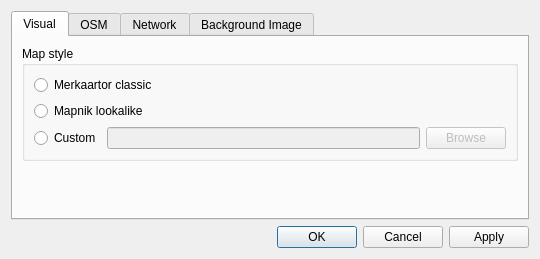
This is Preferences/PreferencesDialog.ui in openstreetmap/merkaartor as Qt 5 draws it before an edit. The edited form follows.
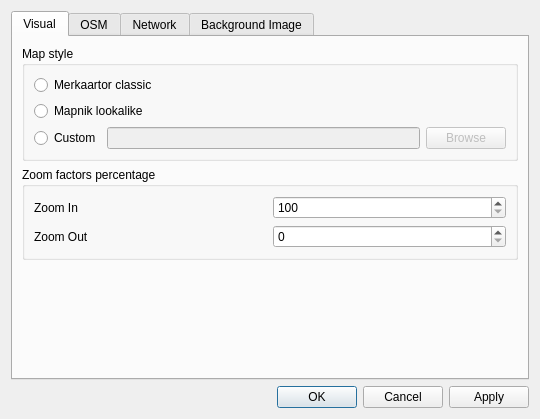
This is the edited form. The open tabs and pages were chosen to show the change.

Commit message: ADD : configurable zoom factors (only for "None" background for now)

```diff
--- a/Preferences/PreferencesDialog.ui
+++ b/Preferences/PreferencesDialog.ui
@@ -7,7 +7,7 @@
     <x>0</x>
     <y>0</y>
     <width>540</width>
-    <height>250</height>
+    <height>419</height>
    </rect>
   </property>
   <property name="sizePolicy" >
@@ -86,6 +86,42 @@
            </layout>
           </widget>
          </item>
+         <item>
+          <widget class="QGroupBox" name="groupBox_4" >
+           <property name="title" >
+            <string>Zoom factors percentage</string>
+           </property>
+           <layout class="QGridLayout" >
+            <item row="0" column="1" >
+             <widget class="QSpinBox" name="sbZoomInPerc" >
+              <property name="minimum" >
+               <number>100</number>
+              </property>
+              <property name="maximum" >
+               <number>1000</number>
+              </property>
+             </widget>
+            </item>
+            <item row="0" column="0" >
+             <widget class="QLabel" name="label_5" >
+              <property name="text" >
+               <string>Zoom In</string>
+              </property>
+             </widget>
+            </item>
+            <item row="1" column="0" >
+             <widget class="QLabel" name="label_6" >
+              <property name="text" >
+               <string>Zoom Out</string>
+              </property>
+             </widget>
+            </item>
+            <item row="1" column="1" >
+             <widget class="QSpinBox" name="sbZoomOutPerc" />
+            </item>
+           </layout>
+          </widget>
+         </item>
          <item>
           <spacer>
            <property name="orientation" >
```
Left out of the diff: 2 changed lines with no effect on the pictures. The commit also changes 5 other files.
